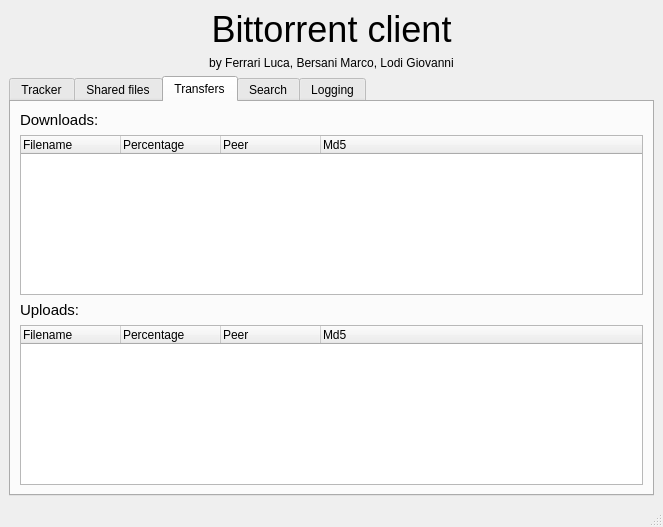
Qt form bittorrent/teamGML/ui/qt/designer/mainwindow.ui (B3rs/P2P) before a commit.
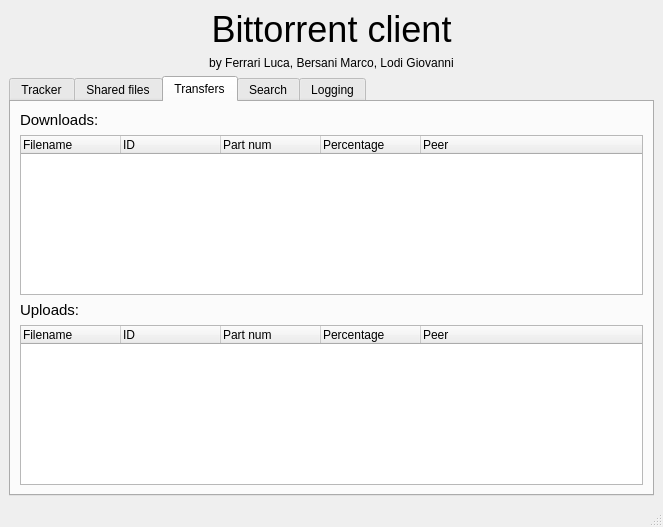
The same form after that commit. The open tabs and pages were chosen to show the change.

Commit message: Fixed the UI download/upload drawing

```diff
--- a/bittorrent/teamGML/ui/qt/designer/mainwindow.ui
+++ b/bittorrent/teamGML/ui/qt/designer/mainwindow.ui
@@ -311,6 +311,16 @@
             <string>Filename</string>
            </property>
           </column>
+          <column>
+           <property name="text">
+            <string>ID</string>
+           </property>
+          </column>
+          <column>
+           <property name="text">
+            <string>Part num</string>
+           </property>
+          </column>
           <column>
            <property name="text">
             <string>Percentage</string>
@@ -321,11 +331,6 @@
             <string>Peer</string>
            </property>
           </column>
-          <column>
-           <property name="text">
-            <string>Md5</string>
-           </property>
-          </column>
          </widget>
         </item>
         <item>
@@ -350,6 +355,16 @@
             <string>Filename</string>
            </property>
           </column>
+          <column>
+           <property name="text">
+            <string>ID</string>
+           </property>
+          </column>
+          <column>
+           <property name="text">
+            <string>Part num</string>
+           </property>
+          </column>
           <column>
            <property name="text">
             <string>Percentage</string>
@@ -360,11 +375,6 @@
             <string>Peer</string>
            </property>
           </column>
-          <column>
-           <property name="text">
-            <string>Md5</string>
-           </property>
-          </column>
          </widget>
         </item>
        </layout>
```
Left out of the diff: 2 changed lines with no effect on the pictures. The commit also changes 2 other files.
